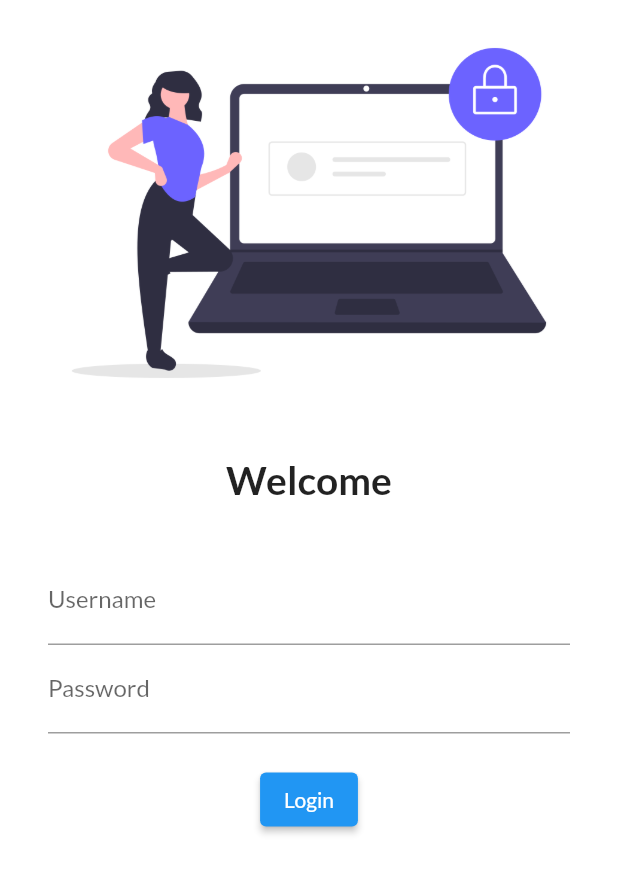
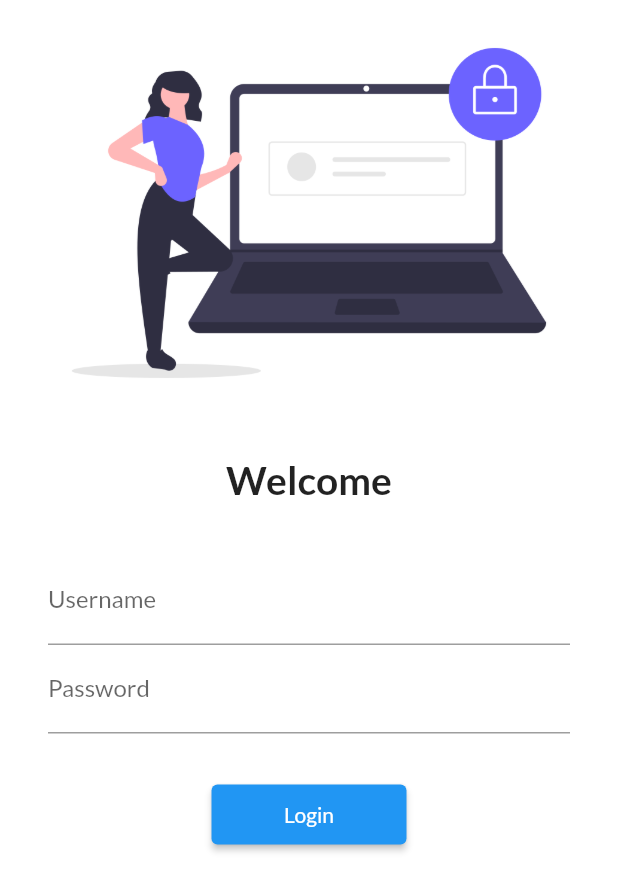
Before and after one commit to Nawalkishor7677/30daysflutter, a Flutter app: the screen it shows after launch, on a phone screen of 412 x 824 dp. Shown: the top 891 px of the screen. Run offline on Flutter 3.47's test engine with Material 2 defaults, Android fonts, the phone set to English and light mode, and no system bars; our stand-ins replace google_fonts.

Commit message:
day2 compeleted

```diff
--- a/lib/main.dart
+++ b/lib/main.dart
@@ -1,5 +1,6 @@
 import 'package:flutter/material.dart';
 import 'package:flutter_application_1/pages/login_page.dart';
+import 'package:flutter_application_1/utils/routes.dart';
 import 'package:google_fonts/google_fonts.dart';
 
 import 'pages/home_page.dart';
@@ -23,8 +24,8 @@ class MyApp extends StatelessWidget {
       initialRoute: "/",
       routes: {
         "/":(context) => LoginPage(),
-       "/home":(context) => HomePage(),
-        "/login":(context) => LoginPage(),
+       MyRoutes.homenRoute:(context) => HomePage(),
+        MyRoutes.loginRoute:(context) => LoginPage(),
       },
     );
   }
--- a/lib/pages/login_page.dart
+++ b/lib/pages/login_page.dart
@@ -1,4 +1,5 @@
 import 'package:flutter/material.dart';
+import 'package:flutter_application_1/utils/routes.dart';
 
 class LoginPage extends StatelessWidget {
   const LoginPage({super.key});
@@ -7,7 +8,8 @@ class LoginPage extends StatelessWidget {
   Widget build(BuildContext context) {
     return Material(
       color: Colors.white,
-      child:Column(
+      child:SingleChildScrollView(
+        child: Column(
           children: [
             Image.asset("assets/images/login_page.png.png",
             fit: BoxFit.cover,
@@ -35,25 +37,26 @@ class LoginPage extends StatelessWidget {
                   ),
               ),
                TextFormField(
+                obscureText: true,
                 decoration: InputDecoration(
                   hintText: "Enter Password,",
                   labelText: "Password"
                   ),
               ),
              SizedBox(
-            height: 20.0,
+              height: 30.0,
             ),
             ElevatedButton(
               child: Text("Login"),
-            style: TextButton.styleFrom(),
+              style: TextButton.styleFrom(minimumSize:Size(130, 40)),
               onPressed: () {
-             print("hi nawalkishor");
-            },
+                Navigator.pushNamed(context,MyRoutes.homenRoute);             },
             ),
             ],
           ),
         )
           ],
+        ),
       )
     );
   }
--- /dev/null
+++ b/lib/utils/routes.dart
@@ -0,0 +1,5 @@
+class MyRoutes {
+  static String loginRoute="/login";
+    static String homenRoute="/home";
+
+}
```
Lines whose indentation alone changed are shown as unchanged.
